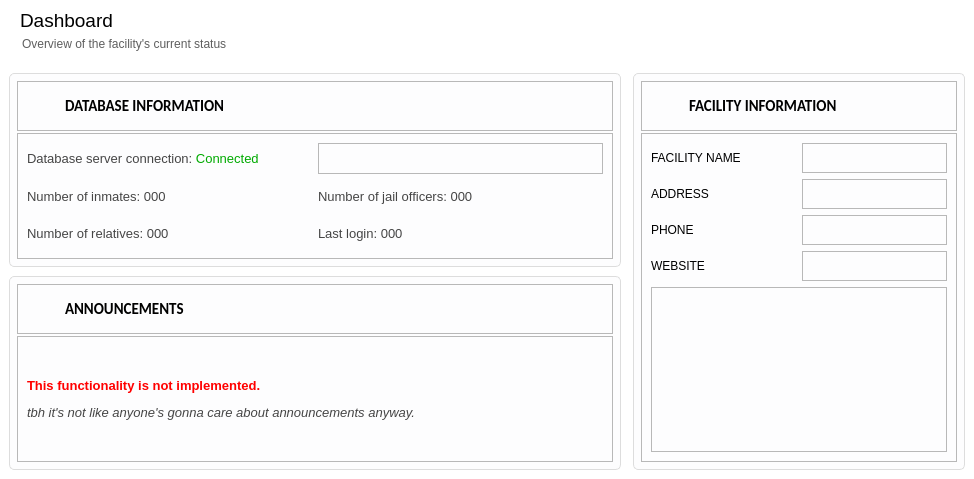
This is dashboardwindow.ui in NCNM/PMS_01 as Qt 5 draws it before an edit. The edited form follows.
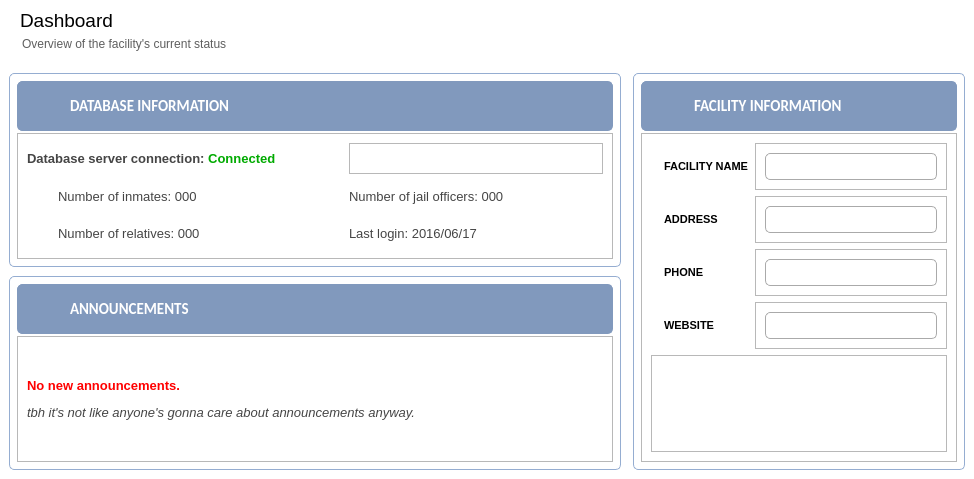
This is the edited form. Icons and pictures are not drawn.

```diff
--- a/dashboardwindow.ui
+++ b/dashboardwindow.ui
@@ -213,10 +213,13 @@
                   <property name="styleSheet">
                    <string notr="true">QFrame #dsbDatabase {
 color: #333;
-border: 1px solid #ddd;
+border: 1px solid;
 border-radius: 5px;
 padding: 5px;
-background-color: rgb(253, 253, 254);
+border-color: rgb(149, 173, 209);
+background: qradialgradient(cx: 0.3, cy: -0.4,
+fx: 0.3, fy: -0.4,
+radius: 1.2, stop: 0 #fefefe, stop: 1 #efefef);
 min-width: 80px;
 }
 
@@ -234,7 +237,7 @@
 }</string>
                   </property>
                   <property name="frameShape">
-                   <enum>QFrame::StyledPanel</enum>
+                   <enum>QFrame::NoFrame</enum>
                   </property>
                   <property name="frameShadow">
                    <enum>QFrame::Raised</enum>
@@ -259,7 +262,7 @@
                     <widget class="QFrame" name="frame_6">
                      <property name="minimumSize">
                       <size>
-                       <width>0</width>
+                       <width>92</width>
                        <height>50</height>
                       </size>
                      </property>
@@ -270,7 +273,14 @@
                       </size>
                      </property>
                      <property name="styleSheet">
-                      <string notr="true">background-color: 0;</string>
+                      <string notr="true">QFrame #frame_6 {
+border: 1px solid;
+border-radius: 5px;
+padding: 5px;
+border-color: rgb(129, 153, 189);
+background-color: rgb(129, 153, 189);
+min-width: 80px;
+}</string>
                      </property>
                      <property name="frameShape">
                       <enum>QFrame::StyledPanel</enum>
@@ -279,11 +289,17 @@
                       <enum>QFrame::Raised</enum>
                      </property>
                      <layout class="QHBoxLayout" name="horizontalLayout_3">
+                      <property name="topMargin">
+                       <number>0</number>
+                      </property>
+                      <property name="bottomMargin">
+                       <number>0</number>
+                      </property>
                       <item>
                        <widget class="QPushButton" name="pushButton">
                         <property name="minimumSize">
                          <size>
-                          <width>32</width>
+                          <width>0</width>
                           <height>32</height>
                          </size>
                         </property>
@@ -315,7 +331,8 @@
                          </font>
                         </property>
                         <property name="styleSheet">
-                         <string notr="true">background-color: 0;</string>
+                         <string notr="true">background-color: 0;
+color: rgb(255, 255, 255);</string>
                         </property>
                         <property name="text">
                          <string>DATABASE INFORMATION</string>
@@ -337,13 +354,13 @@
                       <enum>QFrame::Raised</enum>
                      </property>
                      <layout class="QGridLayout" name="gridLayout_2">
-                      <item row="0" column="0">
+                      <item row="0" column="0" colspan="3">
                        <widget class="QLabel" name="label_7">
                         <property name="font">
                          <font>
                           <pointsize>10</pointsize>
-                          <weight>50</weight>
-                          <bold>false</bold>
+                          <weight>75</weight>
+                          <bold>true</bold>
                          </font>
                         </property>
                         <property name="styleSheet">
@@ -354,7 +371,7 @@
                         </property>
                        </widget>
                       </item>
-                      <item row="0" column="1">
+                      <item row="0" column="3">
                        <widget class="QFrame" name="frame_23">
                         <property name="frameShape">
                          <enum>QFrame::StyledPanel</enum>
@@ -366,6 +383,45 @@
                       </item>
                       <item row="1" column="0">
                        <widget class="QLabel" name="label_8">
+                        <property name="minimumSize">
+                         <size>
+                          <width>25</width>
+                          <height>0</height>
+                         </size>
+                        </property>
+                        <property name="maximumSize">
+                         <size>
+                          <width>25</width>
+                          <height>16777215</height>
+                         </size>
+                        </property>
+                        <property name="font">
+                         <font>
+                          <pointsize>10</pointsize>
+                         </font>
+                        </property>
+                        <property name="text">
+                         <string/>
+                        </property>
+                        <property name="pixmap">
+                         <pixmap resource="pms_resources.qrc">:/images/criminal.png</pixmap>
+                        </property>
+                       </widget>
+                      </item>
+                      <item row="1" column="1">
+                       <widget class="QLabel" name="txtInmateCount">
+                        <property name="minimumSize">
+                         <size>
+                          <width>32</width>
+                          <height>0</height>
+                         </size>
+                        </property>
+                        <property name="maximumSize">
+                         <size>
+                          <width>16777215</width>
+                          <height>16777215</height>
+                         </size>
+                        </property>
                         <property name="font">
                          <font>
                           <pointsize>10</pointsize>
@@ -379,10 +435,55 @@
                         <property name="text">
                          <string>Number of inmates: 000</string>
                         </property>
+                        <property name="scaledContents">
+                         <bool>false</bool>
+                        </property>
+                        <property name="alignment">
+                         <set>Qt::AlignLeading|Qt::AlignLeft|Qt::AlignVCenter</set>
+                        </property>
                        </widget>
                       </item>
-                      <item row="1" column="1">
+                      <item row="1" column="2">
                        <widget class="QLabel" name="label_15">
+                        <property name="minimumSize">
+                         <size>
+                          <width>25</width>
+                          <height>0</height>
+                         </size>
+                        </property>
+                        <property name="maximumSize">
+                         <size>
+                          <width>25</width>
+                          <height>16777215</height>
+                         </size>
+                        </property>
+                        <property name="font">
+                         <font>
+                          <pointsize>10</pointsize>
+                         </font>
+                        </property>
+                        <property name="text">
+                         <string/>
+                        </property>
+                        <property name="pixmap">
+                         <pixmap resource="pms_resources.qrc">:/images/jail_officer.png</pixmap>
+                        </property>
+                       </widget>
+                      </item>
+                      <item row="1" column="3">
+                       <widget class="QLabel" name="txtOfficerCount">
+                        <property name="minimumSize">
+                         <size>
+                          <width>32</width>
+                          <height>0</height>
+                         </size>
+                        </property>
+                        <property name="maximumSize">
+                         <size>
+                          <width>16777215</width>
+                          <height>16777215</height>
+                         </size>
+                        </property>
                         <property name="font">
                          <font>
                           <pointsize>10</pointsize>
@@ -400,6 +501,45 @@
                       </item>
                       <item row="2" column="0">
                        <widget class="QLabel" name="label_9">
+                        <property name="minimumSize">
+                         <size>
+                          <width>25</width>
+                          <height>0</height>
+                         </size>
+                        </property>
+                        <property name="maximumSize">
+                         <size>
+                          <width>25</width>
+                          <height>16777215</height>
+                         </size>
+                        </property>
+                        <property name="font">
+                         <font>
+                          <pointsize>10</pointsize>
+                         </font>
+                        </property>
+                        <property name="text">
+                         <string/>
+                        </property>
+                        <property name="pixmap">
+                         <pixmap resource="pms_resources.qrc">:/images/relatives.png</pixmap>
+                        </property>
+                       </widget>
+                      </item>
+                      <item row="2" column="1">
+                       <widget class="QLabel" name="txtRelativeCount">
+                        <property name="minimumSize">
+                         <size>
+                          <width>32</width>
+                          <height>0</height>
+                         </size>
+                        </property>
+                        <property name="maximumSize">
+                         <size>
+                          <width>16777215</width>
+                          <height>16777215</height>
+                         </size>
+                        </property>
                         <property name="font">
                          <font>
                           <pointsize>10</pointsize>
@@ -415,8 +555,47 @@
                         </property>
                        </widget>
                       </item>
-                      <item row="2" column="1">
+                      <item row="2" column="2">
                        <widget class="QLabel" name="label_16">
+                        <property name="minimumSize">
+                         <size>
+                          <width>25</width>
+                          <height>0</height>
+                         </size>
+                        </property>
+                        <property name="maximumSize">
+                         <size>
+                          <width>25</width>
+                          <height>16777215</height>
+                         </size>
+                        </property>
+                        <property name="font">
+                         <font>
+                          <pointsize>10</pointsize>
+                         </font>
+                        </property>
+                        <property name="text">
+                         <string/>
+                        </property>
+                        <property name="pixmap">
+                         <pixmap resource="pms_resources.qrc">:/images/last_login.png</pixmap>
+                        </property>
+                       </widget>
+                      </item>
+                      <item row="2" column="3">
+                       <widget class="QLabel" name="txtLoginCount">
+                        <property name="minimumSize">
+                         <size>
+                          <width>32</width>
+                          <height>0</height>
+                         </size>
+                        </property>
+                        <property name="maximumSize">
+                         <size>
+                          <width>16777215</width>
+                          <height>16777215</height>
+                         </size>
+                        </property>
                         <property name="font">
                          <font>
                           <pointsize>10</pointsize>
@@ -428,7 +607,7 @@
                          <string notr="true">color: rgb(69, 69, 69);</string>
                         </property>
                         <property name="text">
-                         <string>Last login: 000</string>
+                         <string>Last login: 2016/06/17</string>
                         </property>
                        </widget>
                       </item>
@@ -443,10 +622,13 @@
                   <property name="styleSheet">
                    <string notr="true">QFrame #dsbCare{
 color: #333;
-border: 1px solid #ddd;
+border: 1px solid;
 border-radius: 5px;
 padding: 5px;
-background-color: rgb(253, 253, 254);
+border-color: rgb(149, 173, 209);
+background: qradialgradient(cx: 0.3, cy: -0.4,
+fx: 0.3, fy: -0.4,
+radius: 1.2, stop: 0 #fefefe, stop: 1 #efefef);
 min-width: 80px;
 }
 
@@ -464,7 +646,7 @@
 }</string>
                   </property>
                   <property name="frameShape">
-                   <enum>QFrame::StyledPanel</enum>
+                   <enum>QFrame::NoFrame</enum>
                   </property>
                   <property name="frameShadow">
                    <enum>QFrame::Raised</enum>
@@ -489,7 +671,7 @@
                     <widget class="QFrame" name="frame_8">
                      <property name="minimumSize">
                       <size>
-                       <width>0</width>
+                       <width>92</width>
                        <height>50</height>
                       </size>
                      </property>
@@ -500,7 +682,14 @@
                       </size>
                      </property>
                      <property name="styleSheet">
-                      <string notr="true">background-color: 0;</string>
+                      <string notr="true">QFrame #frame_8 {
+border: 1px solid;
+border-radius: 5px;
+padding: 5px;
+border-color: rgb(129, 153, 189);
+background-color: rgb(129, 153, 189);
+min-width: 80px;
+}</string>
                      </property>
                      <property name="frameShape">
                       <enum>QFrame::StyledPanel</enum>
@@ -509,6 +698,12 @@
                       <enum>QFrame::Raised</enum>
                      </property>
                      <layout class="QHBoxLayout" name="horizontalLayout_4">
+                      <property name="topMargin">
+                       <number>0</number>
+                      </property>
+                      <property name="bottomMargin">
+                       <number>0</number>
+                      </property>
                       <item>
                        <widget class="QPushButton" name="pushButton_2">
                         <property name="minimumSize">
@@ -545,7 +740,8 @@
                          </font>
                         </property>
                         <property name="styleSheet">
-                         <string notr="true">background-color: 0;</string>
+                         <string notr="true">background-color: 0;
+color: rgb(255, 255, 255);</string>
                         </property>
                         <property name="text">
                          <string>ANNOUNCEMENTS</string>
@@ -580,7 +776,7 @@
                          <string notr="true">color: rgb(69, 69, 69);</string>
                         </property>
                         <property name="text">
-                         <string>&lt;html&gt;&lt;head/&gt;&lt;body&gt;&lt;p&gt;&lt;span style=&quot; font-weight:600; color:#ff0000;&quot;&gt;This functionality is not implemented.&lt;/span&gt;&lt;/p&gt;&lt;p&gt;&lt;span style=&quot; font-style:italic;&quot;&gt;tbh it's not like anyone's gonna care about announcements anyway.&lt;/span&gt;&lt;/p&gt;&lt;/body&gt;&lt;/html&gt;</string>
+                         <string>&lt;html&gt;&lt;head/&gt;&lt;body&gt;&lt;p&gt;&lt;span style=&quot; font-weight:600; color:#ff0000;&quot;&gt;No new announcements.&lt;/span&gt;&lt;/p&gt;&lt;p&gt;&lt;span style=&quot; font-style:italic;&quot;&gt;tbh it's not like anyone's gonna care about announcements anyway.&lt;/span&gt;&lt;/p&gt;&lt;/body&gt;&lt;/html&gt;</string>
                         </property>
                        </widget>
                       </item>
@@ -618,7 +814,7 @@
                  <widget class="QFrame" name="dsbShortcuts">
                   <property name="minimumSize">
                    <size>
-                    <width>250</width>
+                    <width>92</width>
                     <height>0</height>
                    </size>
                   </property>
@@ -631,10 +827,14 @@
                   <property name="styleSheet">
                    <string notr="true">QFrame #dsbShortcuts {
 color: #333;
-border: 1px solid #ddd;
+border: 1px solid;
 border-radius: 5px;
 padding: 5px;
-background-color: rgb(253, 253, 254);
+border-color: rgb(149, 173, 209);
+background: qradialgradient(cx: 0.3, cy: -0.4,
+fx: 0.3, fy: -0.4,
+radius: 1.2, stop: 0 #fefefe, stop: 1 #efefef);
+min-width: 80px;
 }
 
 QFrame #dsbShortcuts:hover {
@@ -651,7 +851,7 @@
 }</string>
                   </property>
                   <property name="frameShape">
-                   <enum>QFrame::StyledPanel</enum>
+                   <enum>QFrame::NoFrame</enum>
                   </property>
                   <property name="frameShadow">
                    <enum>QFrame::Raised</enum>
@@ -676,7 +876,7 @@
                     <widget class="QFrame" name="frame_10">
                      <property name="minimumSize">
                       <size>
-                       <width>0</width>
+                       <width>92</width>
                        <height>50</height>
                       </size>
                      </property>
@@ -687,7 +887,14 @@
                       </size>
                      </property>
                      <property name="styleSheet">
-                      <string notr="true">background-color: 0;</string>
+                      <string notr="true">QFrame #frame_10 {
+border: 1px solid;
+border-radius: 5px;
+padding: 5px;
+border-color: rgb(129, 153, 189);
+background-color: rgb(129, 153, 189);
+min-width: 80px;
+}</string>
                      </property>
                      <property name="frameShape">
                       <enum>QFrame::StyledPanel</enum>
@@ -696,6 +903,12 @@
                       <enum>QFrame::Raised</enum>
                      </property>
                      <layout class="QHBoxLayout" name="horizontalLayout_5">
+                      <property name="topMargin">
+                       <number>0</number>
+                      </property>
+                      <property name="bottomMargin">
+                       <number>0</number>
+                      </property>
                       <item>
                        <widget class="QPushButton" name="pushButton_3">
                         <property name="minimumSize">
@@ -711,7 +924,8 @@
                          </size>
                         </property>
                         <property name="styleSheet">
-                         <string notr="true">border-image: url(:/images/information.png);</string>
+                         <string notr="true">border-image: url(:/images/information.png);
+background-color:0;</string>
                         </property>
                         <property name="text">
                          <string/>
@@ -732,7 +946,8 @@
                          </font>
                         </property>
                         <property name="styleSheet">
-                         <string notr="true">background-color: 0;</string>
+                         <string notr="true">background-color: 0;
+color: rgb(255, 255, 255);</string>
                         </property>
                         <property name="text">
                          <string>FACILITY INFORMATION</string>
@@ -755,6 +970,22 @@
                      </property>
                      <layout class="QGridLayout" name="gridLayout">
                       <item row="0" column="0">
+                       <widget class="QLabel" name="label_17">
+                        <property name="maximumSize">
+                         <size>
+                          <width>32</width>
+                          <height>32</height>
+                         </size>
+                        </property>
+                        <property name="text">
+                         <string/>
+                        </property>
+                        <property name="pixmap">
+                         <pixmap resource="pms_resources.qrc">:/images/nametag.png</pixmap>
+                        </property>
+                       </widget>
+                      </item>
+                      <item row="0" column="1">
                        <widget class="QLabel" name="label_6">
                         <property name="minimumSize">
                          <size>
@@ -770,9 +1001,9 @@
                         </property>
                         <property name="font">
                          <font>
-                          <pointsize>9</pointsize>
-                          <weight>50</weight>
-                          <bold>false</bold>
+                          <pointsize>8</pointsize>
+                          <weight>75</weight>
+                          <bold>true</bold>
                          </font>
                         </property>
                         <property name="text">
@@ -780,7 +1011,7 @@
                         </property>
                        </widget>
                       </item>
-                      <item row="0" column="1">
+                      <item row="0" column="2">
                        <widget class="QFrame" name="frame_18">
                         <property name="frameShape">
                          <enum>QFrame::StyledPanel</enum>
@@ -788,9 +1019,63 @@
                         <property name="frameShadow">
                          <enum>QFrame::Raised</enum>
                         </property>
+                        <layout class="QHBoxLayout" name="horizontalLayout_12">
+                         <item>
+                          <widget class="QLineEdit" name="txtID">
+                           <property name="minimumSize">
+                            <size>
+                             <width>0</width>
+                             <height>27</height>
+                            </size>
+                           </property>
+                           <property name="styleSheet">
+                            <string notr="true">QLineEdit {
+color: rgb(50, 50, 50);
+padding-left:7px;
+border-radius:5px;
+border: 1px solid rgb(170, 170, 170);
+background: qradialgradient(cx: 0.3, cy: -0.4,
+fx: 0.3, fy: -0.4,
+radius: 1.35, stop: 0 rgb(254, 254, 254), stop: 1 rgb(252, 252, 252));
+}
+
+QLineEdit:hover {
+border-radius:5px;
+border: 1px solid rgb(23, 120, 173);
+background-color: rgb(255, 255, 255);
+}
+
+QLineEdit:pressed {
+border-radius:5px;
+border: 1px solid #777777;
+}
+</string>
+                           </property>
+                           <property name="readOnly">
+                            <bool>true</bool>
+                           </property>
+                          </widget>
+                         </item>
+                        </layout>
                        </widget>
                       </item>
                       <item row="1" column="0">
+                       <widget class="QLabel" name="label_18">
+                        <property name="maximumSize">
+                         <size>
+                          <width>32</width>
+                          <height>32</height>
+                         </size>
+                        </property>
+                        <property name="text">
+                         <string/>
+                        </property>
+                        <property name="pixmap">
+                         <pixmap resource="pms_resources.qrc">:/images/location.png</pixmap>
+                        </property>
+                       </widget>
+                      </item>
+                      <item row="1" column="1">
                        <widget class="QLabel" name="label_12">
                         <property name="minimumSize">
                          <size>
@@ -806,9 +1091,9 @@
                         </property>
                         <property name="font">
                          <font>
-                          <pointsize>9</pointsize>
-                          <weight>50</weight>
-                          <bold>false</bold>
+                          <pointsize>8</pointsize>
+                          <weight>75</weight>
+                          <bold>true</bold>
                          </font>
                         </property>
                         <property name="text">
@@ -816,7 +1101,7 @@
                         </property>
                        </widget>
                       </item>
-                      <item row="1" column="1">
+                      <item row="1" column="2">
                        <widget class="QFrame" name="frame_19">
                         <property name="frameShape">
                          <enum>QFrame::StyledPanel</enum>
@@ -824,9 +1109,63 @@
                         <property name="frameShadow">
                          <enum>QFrame::Raised</enum>
                         </property>
+                        <layout class="QHBoxLayout" name="horizontalLayout_11">
+                         <item>
+                          <widget class="QLineEdit" name="txtID_2">
+                           <property name="minimumSize">
+                            <size>
+                             <width>0</width>
+                             <height>27</height>
+                            </size>
+                           </property>
+                           <property name="styleSheet">
+                            <string notr="true">QLineEdit {
+color: rgb(50, 50, 50);
+padding-left:7px;
+border-radius:5px;
+border: 1px solid rgb(170, 170, 170);
+background: qradialgradient(cx: 0.3, cy: -0.4,
+fx: 0.3, fy: -0.4,
+radius: 1.35, stop: 0 rgb(254, 254, 254), stop: 1 rgb(252, 252, 252));
+}
+
+QLineEdit:hover {
+border-radius:5px;
+border: 1px solid rgb(23, 120, 173);
+background-color: rgb(255, 255, 255);
+}
+
+QLineEdit:pressed {
+border-radius:5px;
+border: 1px solid #777777;
+}
+</string>
+                           </property>
+                           <property name="readOnly">
+                            <bool>true</bool>
+                           </property>
+                          </widget>
+                         </item>
+                        </layout>
                        </widget>
                       </item>
                       <item row="2" column="0">
+                       <widget class="QLabel" name="label_19">
+                        <property name="maximumSize">
+                         <size>
+                          <width>32</width>
+                          <height>32</height>
+                         </size>
+                        </property>
+                        <property name="text">
+                         <string/>
+                        </property>
+                        <property name="pixmap">
+                         <pixmap resource="pms_resources.qrc">:/images/phone.png</pixmap>
+                        </property>
+                       </widget>
+                      </item>
+                      <item row="2" column="1">
                        <widget class="QLabel" name="label_13">
                         <property name="minimumSize">
                          <size>
@@ -842,9 +1181,9 @@
                         </property>
                         <property name="font">
                          <font>
-                          <pointsize>9</pointsize>
-                          <weight>50</weight>
-                          <bold>false</bold>
+                          <pointsize>8</pointsize>
+                          <weight>75</weight>
+                          <bold>true</bold>
                          </font>
                         </property>
                         <property name="text">
@@ -852,7 +1191,7 @@
                         </property>
                        </widget>
                       </item>
-                      <item row="2" column="1">
+                      <item row="2" column="2">
                        <widget class="QFrame" name="frame_20">
                         <property name="frameShape">
                          <enum>QFrame::StyledPanel</enum>
@@ -860,9 +1199,63 @@
                         <property name="frameShadow">
                          <enum>QFrame::Raised</enum>
                         </property>
+                        <layout class="QHBoxLayout" name="horizontalLayout_10">
+                         <item>
+                          <widget class="QLineEdit" name="txtID_3">
+                           <property name="minimumSize">
+                            <size>
+                             <width>0</width>
+                             <height>27</height>
+                            </size>
+                           </property>
+                           <property name="styleSheet">
+                            <string notr="true">QLineEdit {
+color: rgb(50, 50, 50);
+padding-left:7px;
+border-radius:5px;
+border: 1px solid rgb(170, 170, 170);
+background: qradialgradient(cx: 0.3, cy: -0.4,
+fx: 0.3, fy: -0.4,
+radius: 1.35, stop: 0 rgb(254, 254, 254), stop: 1 rgb(252, 252, 252));
+}
+
+QLineEdit:hover {
+border-radius:5px;
+border: 1px solid rgb(23, 120, 173);
+background-color: rgb(255, 255, 255);
+}
+
+QLineEdit:pressed {
+border-radius:5px;
+border: 1px solid #777777;
+}
+</string>
+                           </property>
+                           <property name="readOnly">
+                            <bool>true</bool>
+                           </property>
+                          </widget>
+                         </item>
+                        </layout>
                        </widget>
                       </item>
                       <item row="3" column="0">
+                       <widget class="QLabel" name="label_20">
+                        <property name="maximumSize">
+                         <size>
+                          <width>32</width>
+                          <height>32</height>
+                         </size>
+                        </property>
+                        <property name="text">
+                         <string/>
+                        </property>
+                        <property name="pixmap">
+                         <pixmap resource="pms_resources.qrc">:/images/globe.png</pixmap>
+                        </property>
+                       </widget>
+                      </item>
+                      <item row="3" column="1">
                        <widget class="QLabel" name="label_14">
                         <property name="minimumSize">
                          <size>
@@ -878,9 +1271,9 @@
                         </property>
                         <property name="font">
                          <font>
-                          <pointsize>9</pointsize>
-                          <weight>50</weight>
-                          <bold>false</bold>
+                          <pointsize>8</pointsize>
+                          <weight>75</weight>
+                          <bold>true</bold>
                          </font>
                         </property>
                         <property name="text">
@@ -888,7 +1281,7 @@
                         </property>
                        </widget>
                       </item>
-                      <item row="3" column="1">
+                      <item row="3" column="2">
                        <widget class="QFrame" name="frame_21">
                         <property name="frameShape">
                          <enum>QFrame::StyledPanel</enum>
@@ -896,9 +1289,47 @@
                         <property name="frameShadow">
                          <enum>QFrame::Raised</enum>
                         </property>
+                        <layout class="QHBoxLayout" name="horizontalLayout_9">
+                         <item>
+                          <widget class="QLineEdit" name="txtID_4">
+                           <property name="minimumSize">
+                            <size>
+                             <width>0</width>
+                             <height>27</height>
+                            </size>
+                           </property>
+                           <property name="styleSheet">
+                            <string notr="true">QLineEdit {
+color: rgb(50, 50, 50);
+padding-left:7px;
+border-radius:5px;
+border: 1px solid rgb(170, 170, 170);
+background: qradialgradient(cx: 0.3, cy: -0.4,
+fx: 0.3, fy: -0.4,
+radius: 1.35, stop: 0 rgb(254, 254, 254), stop: 1 rgb(252, 252, 252));
+}
+
+QLineEdit:hover {
+border-radius:5px;
+border: 1px solid rgb(23, 120, 173);
+background-color: rgb(255, 255, 255);
+}
+
+QLineEdit:pressed {
+border-radius:5px;
+border: 1px solid #777777;
+}
+</string>
+                           </property>
+                           <property name="readOnly">
+                            <bool>true</bool>
+                           </property>
+                          </widget>
+                         </item>
+                        </layout>
                        </widget>
                       </item>
-                      <item row="4" column="0" colspan="2">
+                      <item row="4" column="0" colspan="3">
                        <widget class="QFrame" name="frame_22">
                         <property name="frameShape">
                          <enum>QFrame::StyledPanel</enum>
```
Left out of the diff: 116 changed lines with no effect on the pictures.
